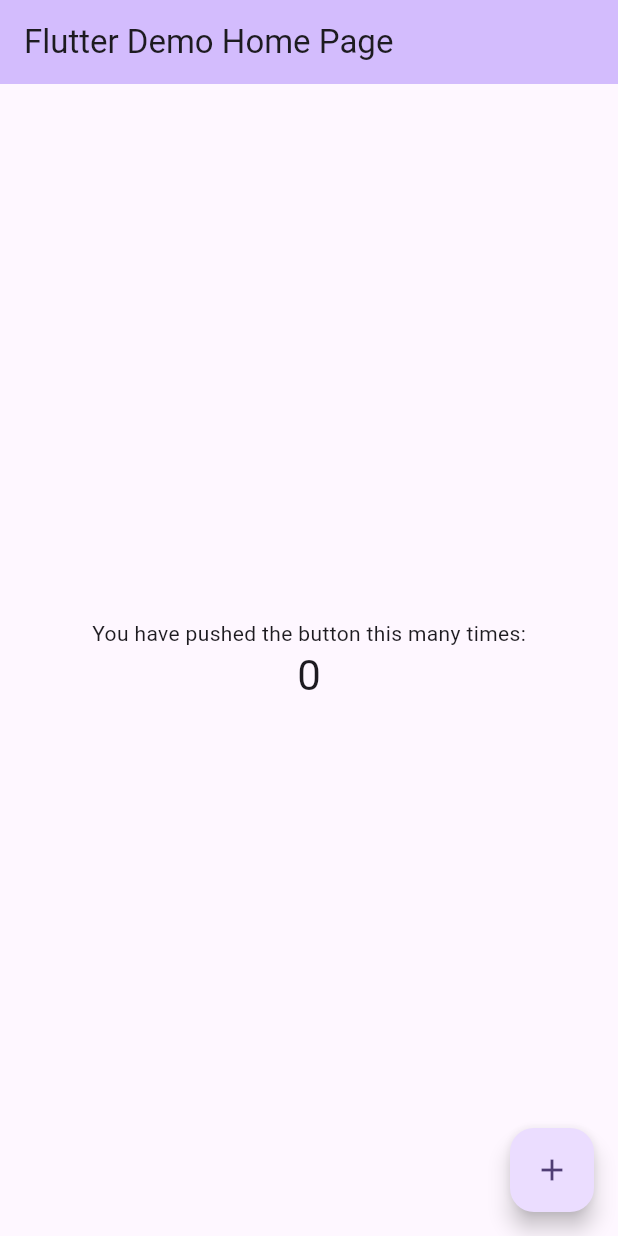
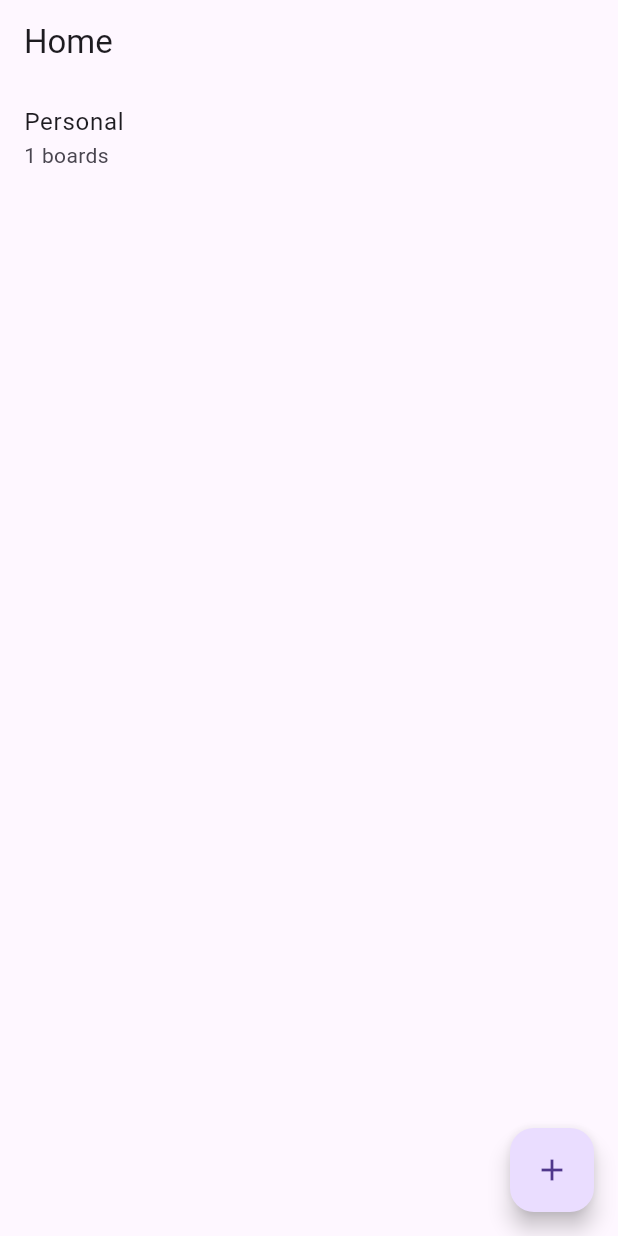
Before and after one commit to could-ai/019a53d2-65b1-7fb8-b5c4-2edbfd684e67, a Flutter app: the screen it shows after launch, on a phone screen of 412 x 824 dp. Run offline on Flutter 3.47's test engine with Material 3 defaults, Android fonts, the phone set to English and light mode, and no system bars.

Commit message:
Replaced the default Flutter template with a basic structure for the ClickUp clone app. Added imports for screens and models, set up MaterialApp with routing to home, board, and task detail screens. Changed title to 'ClickUp Clone' and updated theme to blue primary swatch. This establishes the foundation for navigation between key screens in the project management app.; Created a new file lib/models.dart to define data models for Workspace, Board, and Task classes. These models include basic properties like id, name, and relationships (boards in workspace, tasks in board). Added fromJson factory constructors for potential future API integration. This provides the core data structure for the project management features inspired by ClickUp and monday.com, allowing tasks to be organized in boards within workspaces.; Created lib/screens/home_screen.dart as the main dashboard screen. It displays a list of workspaces with their board counts. Added mock data for a 'Personal' workspace with one board containing a sample task. Implemented navigation to the board screen when tapping a workspace. Added a floating action button placeholder for creating new workspaces. This screen serves as the entry point for accessing workspaces, similar to ClickUp's space selection.; Created lib/screens/board_screen.dart to display boards within a workspace. It receives the workspace as an argument and shows boards as expandable tiles, with tasks listed underneath. Tapping a task navigates to the task detail screen. Added a floating action button placeholder for creating new boards. This implements a hierarchical view similar to monday.com's board structure, where boards contain items (tasks).; Created lib/screens/task_detail_screen.dart to show detailed information about a task. It displays the task's title, description, status, due date (if any), and assignees. This screen allows users to view comprehensive task details, similar to the item view in monday.com or task details in ClickUp. The layout is simple and informative, with proper spacing and typography.; Created lib/widgets/board_view.dart as a reusable widget for displaying a board's tasks in a card-based list view. This widget can be used to show tasks in different views, similar to ClickUp's list view or monday.com's board view. It provides a clean, card-based layout with task details and navigation to task details on tap.

```diff
--- a/usr/lib/main.dart
+++ b/usr/lib/main.dart
@@ -1,4 +1,10 @@
 import 'package:flutter/material.dart';
+import 'screens/home_screen.dart';
+import 'screens/board_screen.dart';
+import 'screens/task_detail_screen.dart';
+import 'models/workspace.dart';
+import 'models/board.dart';
+import 'models/task.dart';
 
 void main() {
   runApp(const MyApp());
@@ -7,114 +13,21 @@ void main() {
 class MyApp extends StatelessWidget {
   const MyApp({super.key});
 
-  // This widget is the root of your application.
   @override
   Widget build(BuildContext context) {
     return MaterialApp(
-      title: 'Flutter Demo',
+      title: 'ClickUp Clone',
       debugShowCheckedModeBanner: false,
       theme: ThemeData(
-        // This is the theme of your application.
-        //
-        // TRY THIS: Try running your application with "flutter run". You'll see
-        // the application has a purple toolbar. Then, without quitting the app,
-        // try changing the seedColor in the colorScheme below to Colors.green
-        // and then invoke "hot reload" (save your changes or press the "hot
-        // reload" button in a Flutter-supported IDE, or press "r" if you used
-        // the command line to start the app).
-        //
-        // Notice that the counter didn't reset back to zero; the application
-        // state is not lost during the reload. To reset the state, use hot
-        // restart instead.
-        //
-        // This works for code too, not just values: Most code changes can be
-        // tested with just a hot reload.
-        colorScheme: ColorScheme.fromSeed(seedColor: Colors.deepPurple),
+        primarySwatch: Colors.blue,
+        visualDensity: VisualDensity.adaptivePlatformDensity,
       ),
-      home: const MyHomePage(title: 'Flutter Demo Home Page'),
+      initialRoute: '/',
+      routes: {
+        '/': (context) => const HomeScreen(),
+        '/board': (context) => const BoardScreen(),
+        '/task_detail': (context) => const TaskDetailScreen(),
+      },
     );
   }
 }
-
-class MyHomePage extends StatefulWidget {
-  const MyHomePage({super.key, required this.title});
-
-  // This widget is the home page of your application. It is stateful, meaning
-  // that it has a State object (defined below) that contains fields that affect
-  // how it looks.
-
-  // This class is the configuration for the state. It holds the values (in this
-  // case the title) provided by the parent (in this case the App widget) and
-  // used by the build method of the State. Fields in a Widget subclass are
-  // always marked "final".
-
-  final String title;
-
-  @override
-  State<MyHomePage> createState() => _MyHomePageState();
-}
-
-class _MyHomePageState extends State<MyHomePage> {
-  int _counter = 0;
-
-  void _incrementCounter() {
-    setState(() {
-      // This call to setState tells the Flutter framework that something has
-      // changed in this State, which causes it to rerun the build method below
-      // so that the display can reflect the updated values. If we changed
-      // _counter without calling setState(), then the build method would not be
-      // called again, and so nothing would appear to happen.
-      _counter++;
-    });
-  }
-
-  @override
-  Widget build(BuildContext context) {
-    // This method is rerun every time setState is called, for instance as done
-    // by the _incrementCounter method above.
-    //
-    // The Flutter framework has been optimized to make rerunning build methods
-    // fast, so that you can just rebuild anything that needs updating rather
-    // than having to individually change instances of widgets.
-    return Scaffold(
-      appBar: AppBar(
-        // TRY THIS: Try changing the color here to a specific color (to
-        // Colors.amber, perhaps?) and trigger a hot reload to see the AppBar
-        // change color while the other colors stay the same.
-        backgroundColor: Theme.of(context).colorScheme.inversePrimary,
-        // Here we take the value from the MyHomePage object that was created by
-        // the App.build method, and use it to set our appbar title.
-        title: Text(widget.title),
-      ),
-      body: Center(
-        // Center is a layout widget. It takes a single child and positions it
-        // in the middle of the parent.
-        child: Column(
-          // Column is also a layout widget. It takes a list of children and
-          // arranges them vertically. By default, it sizes itself to fit its
-          // children horizontally, and tries to be as tall as its parent.
-          //
-          // Column has various properties to control how it sizes itself and
-          // how it positions its children. Here we use mainAxisAlignment to
-          // center the children vertically; the main axis here is the vertical
-          // axis because Columns are vertical (the cross axis would be
-          // horizontal).
-          //
-          // TRY THIS: Invoke "debug painting" (choose the "Toggle Debug Paint"
-          // action in the IDE, or press "p" in the console), to see the
-          // wireframe for each widget.
-          mainAxisAlignment: MainAxisAlignment.center,
-          children: <Widget>[
-            const Text('You have pushed the button this many times:'),
-            Text('$_counter', style: Theme.of(context).textTheme.headlineMedium),
-          ],
-        ),
-      ),
-      floatingActionButton: FloatingActionButton(
-        onPressed: _incrementCounter,
-        tooltip: 'Increment',
-        child: const Icon(Icons.add),
-      ), // This trailing comma makes auto-formatting nicer for build methods.
-    );
-  }
-}
--- /dev/null
+++ b/usr/lib/models.dart
@@ -0,0 +1,60 @@
+class Workspace {
+  final String id;
+  final String name;
+  final List<Board> boards;
+
+  Workspace({required this.id, required this.name, required this.boards});
+
+  factory Workspace.fromJson(Map<String, dynamic> json) {
+    return Workspace(
+      id: json['id'],
+      name: json['name'],
+      boards: (json['boards'] as List).map((b) => Board.fromJson(b)).toList(),
+    );
+  }
+}
+
+class Board {
+  final String id;
+  final String name;
+  final List<Task> tasks;
+
+  Board({required this.id, required this.name, required this.tasks});
+
+  factory Board.fromJson(Map<String, dynamic> json) {
+    return Board(
+      id: json['id'],
+      name: json['name'],
+      tasks: (json['tasks'] as List).map((t) => Task.fromJson(t)).toList(),
+    );
+  }
+}
+
+class Task {
+  final String id;
+  final String title;
+  final String description;
+  final String status;
+  final DateTime? dueDate;
+  final List<String> assignees;
+
+  Task({
+    required this.id,
+    required this.title,
+    required this.description,
+    required this.status,
+    this.dueDate,
+    required this.assignees,
+  });
+
+  factory Task.fromJson(Map<String, dynamic> json) {
+    return Task(
+      id: json['id'],
+      title: json['title'],
+      description: json['description'],
+      status: json['status'],
+      dueDate: json['dueDate'] != null ? DateTime.parse(json['dueDate']) : null,
+      assignees: List<String>.from(json['assignees']),
+    );
+  }
+}
--- /dev/null
+++ b/usr/lib/screens/home_screen.dart
@@ -0,0 +1,66 @@
+import 'package:flutter/material.dart';
+import '../models.dart';
+
+class HomeScreen extends StatefulWidget {
+  const HomeScreen({super.key});
+
+  @override
+  State<HomeScreen> createState() => _HomeScreenState();
+}
+
+class _HomeScreenState extends State<HomeScreen> {
+  final List<Workspace> workspaces = [
+    Workspace(
+      id: '1',
+      name: 'Personal',
+      boards: [
+        Board(
+          id: '1',
+          name: 'To Do',
+          tasks: [
+            Task(
+              id: '1',
+              title: 'Complete project setup',
+              description: 'Set up Flutter app with basic structure',
+              status: 'In Progress',
+              dueDate: DateTime.now().add(const Duration(days: 3)),
+              assignees: ['Me'],
+            ),
+          ],
+        ),
+      ],
+    ),
+  ];
+
+  @override
+  Widget build(BuildContext context) {
+    return Scaffold(
+      appBar: AppBar(
+        title: const Text('Home'),
+      ),
+      body: ListView.builder(
+        itemCount: workspaces.length,
+        itemBuilder: (context, index) {
+          final workspace = workspaces[index];
+          return ListTile(
+            title: Text(workspace.name),
+            subtitle: Text('${workspace.boards.length} boards'),
+            onTap: () {
+              Navigator.pushNamed(
+                context,
+                '/board',
+                arguments: workspace,
+              );
+            },
+          );
+        },
+      ),
+      floatingActionButton: FloatingActionButton(
+        onPressed: () {
+          // TODO: Add new workspace
+        },
+        child: const Icon(Icons.add),
+      ),
+    );
+  }
+}
```
Also changed, not shown: usr/lib/screens/board_screen.dart (added, +54 -0 lines), usr/lib/screens/task_detail_screen.dart (added, +58 -0 lines), usr/lib/widgets/board_view.dart (added, +38 -0 lines).
